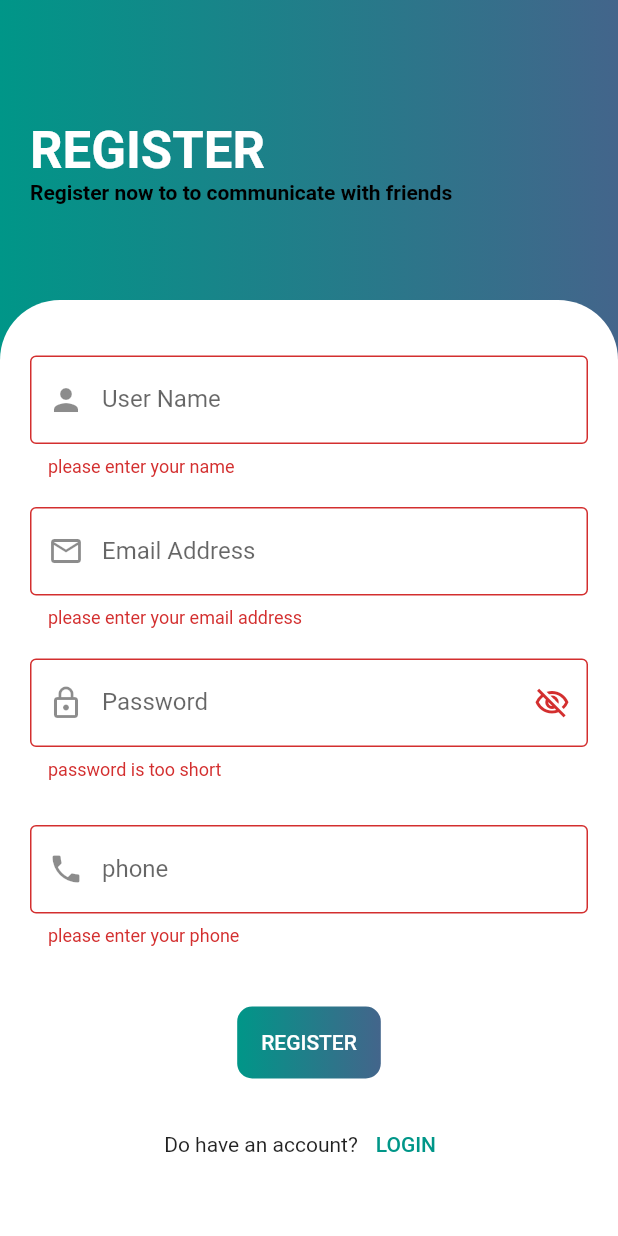
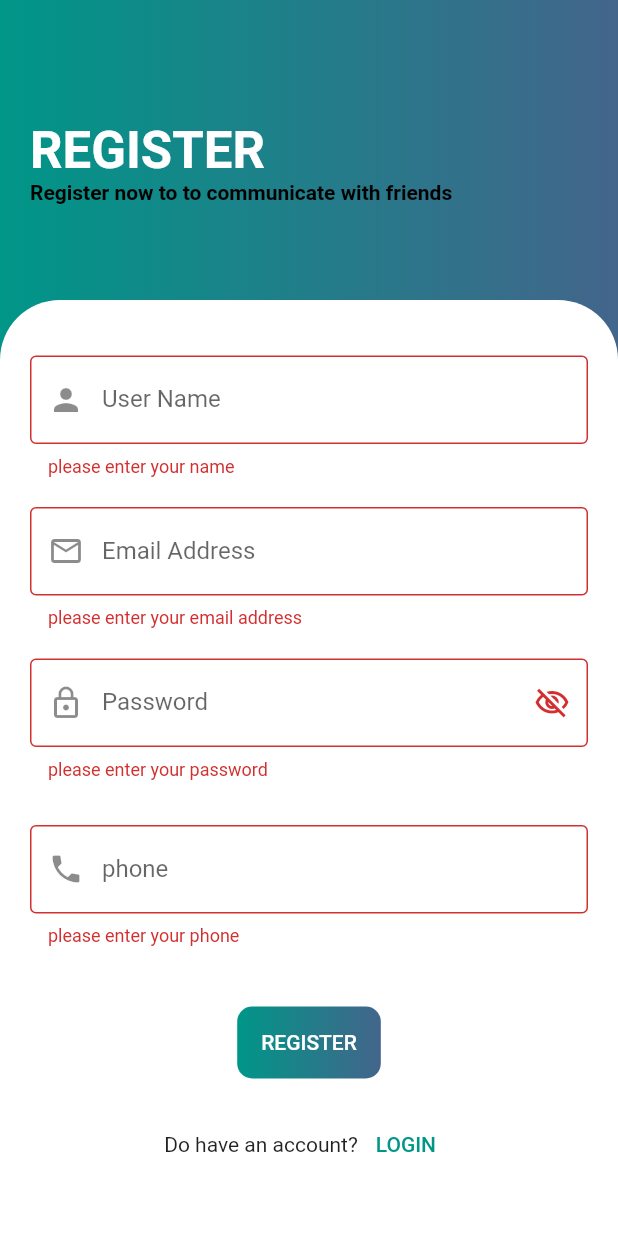
Before and after one commit to osama-Hassan20/iTOP-application, a Flutter app: the RegisterScreen screen opened directly, after a tap on "REGISTER", on a phone screen of 412 x 824 dp. Run offline on Flutter 3.47's test engine with Material 2 defaults, Android fonts, the phone set to English and light mode, and no system bars; our stand-ins replace animated_splash_screen, bloc, cloud_firestore, conditional_builder_null_safety, firebase_auth, firebase_core and 7 more; accounts and stored records are empty.

```diff
--- a/lib/layout/social_layout.dart
+++ b/lib/layout/social_layout.dart
@@ -2,9 +2,6 @@ import 'package:flutter/material.dart';
 import 'package:flutter_bloc/flutter_bloc.dart';
 import 'package:social_application/layout/cubit/cubit.dart';
 import 'package:social_application/layout/cubit/states.dart';
-import 'package:social_application/screens/new_post/new_post_screen.dart';
-import 'package:social_application/shared/components/components.dart';
-
 import '../shared/styles/icon_broken.dart';
 
 class SocialLayout extends StatelessWidget {
@@ -34,6 +31,7 @@ class SocialLayout extends StatelessWidget {
               ),
             ],
           ),
+
           body:cibut.screen[cibut.currentIndex],
 
           bottomNavigationBar: BottomNavigationBar(
--- a/lib/screens/register/register_screen.dart
+++ b/lib/screens/register/register_screen.dart
@@ -1,7 +1,6 @@
 import 'package:conditional_builder_null_safety/conditional_builder_null_safety.dart';
 import 'package:flutter/material.dart';
 import 'package:flutter_bloc/flutter_bloc.dart';
-import 'package:social_application/layout/social_layout.dart';
 
 import '../../../shared/components/components.dart';
 import '../../shared/network/local/cach_helper.dart';
@@ -39,7 +38,6 @@ class RegisterScreen extends StatelessWidget {
         },
         builder: (context , state)
         {
-          var cubit =RegisterCubit.get(context);
           return Scaffold(
             body: Stack(
               children: [
@@ -61,14 +59,14 @@ class RegisterScreen extends StatelessWidget {
                       children: [
                         Text(
                           'REGISTER',
-                          style: Theme.of(context).textTheme.headline4?.copyWith(
+                          style: Theme.of(context).textTheme.headlineMedium?.copyWith(
                             color: Colors.white,
                             fontWeight: FontWeight.bold,
                           ),
                         ),
                         Text(
                           'Register now to to communicate with friends',
-                          style: Theme.of(context).textTheme.bodyText1?.copyWith(
+                          style: Theme.of(context).textTheme.bodyLarge?.copyWith(
                             color: Colors.black,
                             fontWeight: FontWeight.bold,
                           ),
@@ -105,6 +103,7 @@ class RegisterScreen extends StatelessWidget {
                                     if(value!.isEmpty){
                                       return'please enter your name';
                                     }
+                                    return null;
                                   }
                               ),
                               const SizedBox(
@@ -119,6 +118,7 @@ class RegisterScreen extends StatelessWidget {
                                     if(value!.isEmpty){
                                       return'please enter your email address';
                                     }
+                                    return null;
                                   }
                               ),
                               const SizedBox(
@@ -126,7 +126,7 @@ class RegisterScreen extends StatelessWidget {
                               ),
                               defaultFormField(
                                   controller: passwordController,
-                                  type: TextInputType.visiblePassword,
+                                  type: TextInputType.emailAddress,
                                   label: 'Password',
                                   prefix: Icons.lock_outline,
                                   suffix: RegisterCubit.get(context).suffix,
@@ -137,8 +137,12 @@ class RegisterScreen extends StatelessWidget {
                                   },
                                   validate: (String? value){
                                     if(value!.isEmpty){
-                                      return'password is too short';
+                                      return'please enter your password';
                                     }
+                                    if (value.length < 7) {
+                                      return "password is too short";
+                                    }
+                                    return null;
                                   }
                               ),
                               const SizedBox(
@@ -153,6 +157,7 @@ class RegisterScreen extends StatelessWidget {
                                     if(value!.isEmpty){
                                       return'please enter your phone';
                                     }
+                                    return null;
                                   }
                               ),
                               const SizedBox(
```
Also changed, not shown: lib/screens/login/login_screen.dart (+7 -6 lines), lib/screens/user_profile/user_profile_screen.dart (+1 -42 lines), lib/shared/components/components.dart (+91 -102 lines).
